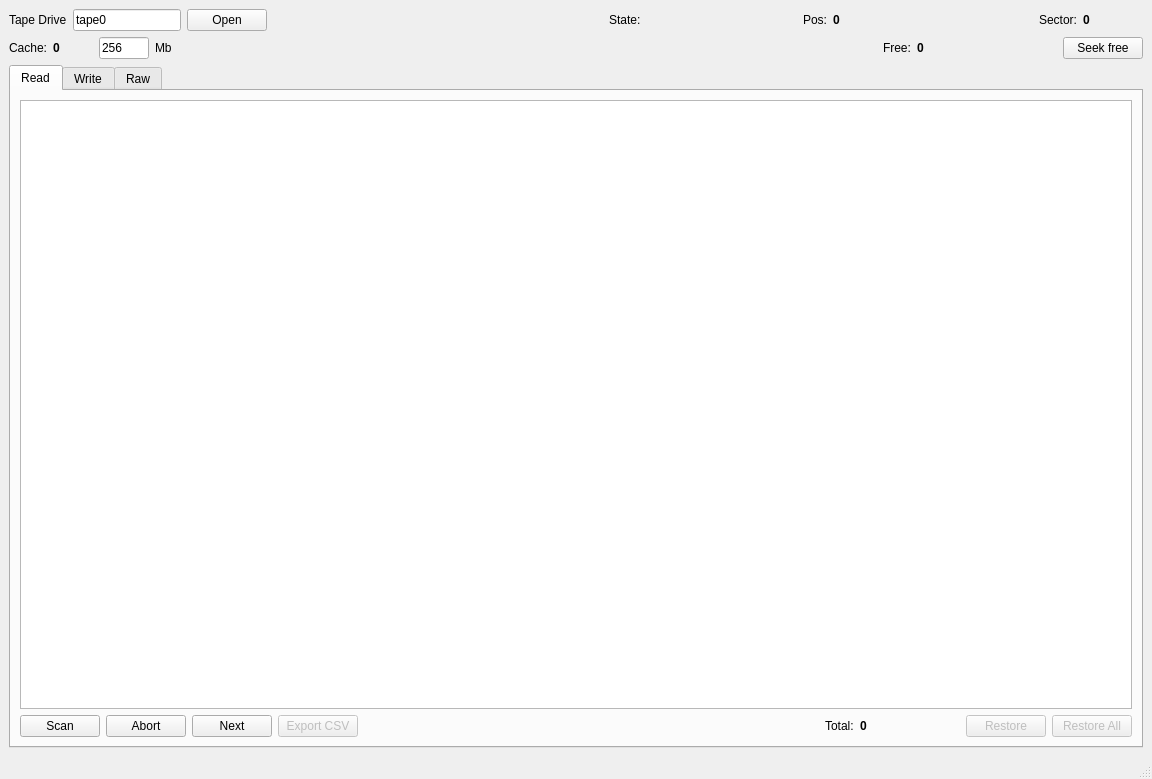
The window that mainwindow.ui (morozanime/myTape) describes before a commit, drawn with Qt 5.
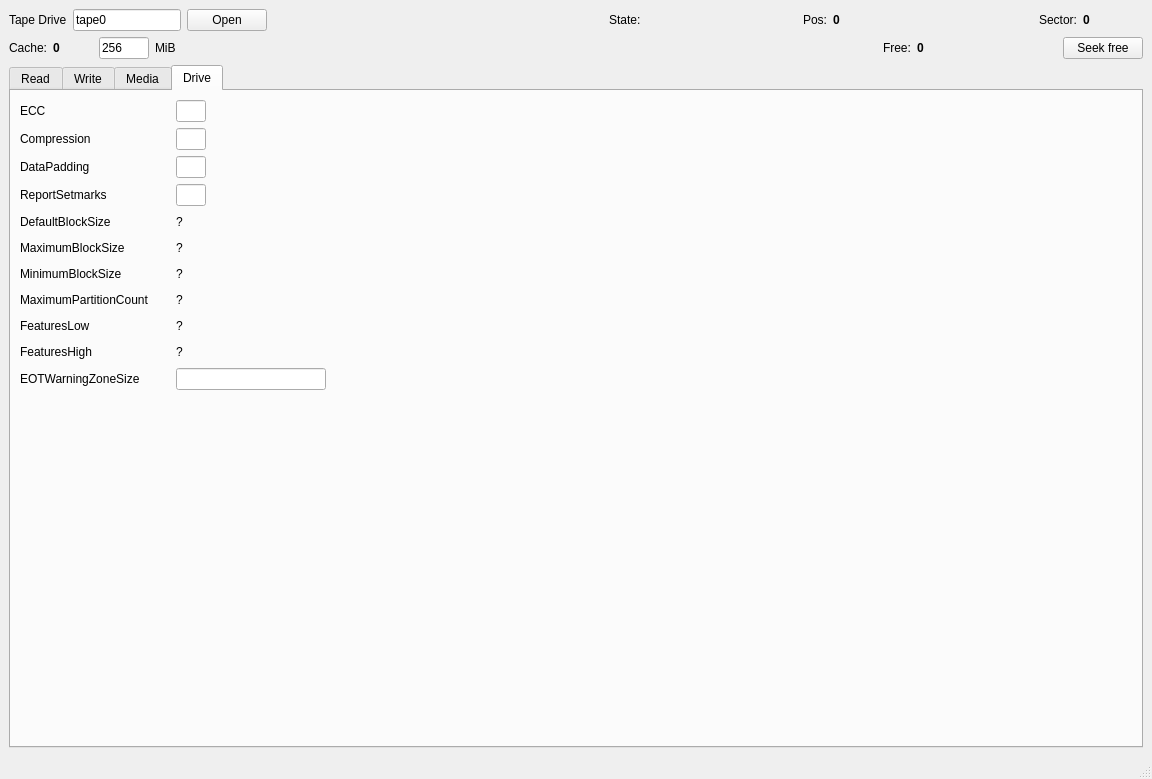
The same window after the commit.

```diff
--- a/mainwindow.ui
+++ b/mainwindow.ui
@@ -181,7 +181,7 @@
       <item>
        <widget class="QLabel" name="label_13">
         <property name="text">
-         <string>Mb</string>
+         <string>MiB</string>
         </property>
        </widget>
       </item>
@@ -236,7 +236,7 @@
     <item>
      <widget class="QTabWidget" name="tabWidget">
       <property name="currentIndex">
-       <number>0</number>
+       <number>3</number>
       </property>
       <widget class="QWidget" name="tabRead">
        <attribute name="title">
@@ -449,7 +449,7 @@
       </widget>
       <widget class="QWidget" name="tabRaw">
        <attribute name="title">
-        <string>Raw</string>
+        <string>Media</string>
        </attribute>
        <layout class="QVBoxLayout" name="verticalLayout_3">
         <item>
@@ -787,6 +787,634 @@
         </item>
        </layout>
       </widget>
+      <widget class="QWidget" name="tabDrive">
+       <attribute name="title">
+        <string>Drive</string>
+       </attribute>
+       <layout class="QVBoxLayout" name="verticalLayout_5">
+        <item>
+         <layout class="QHBoxLayout" name="horizontalLayout_12">
+          <item>
+           <widget class="QLabel" name="label_15">
+            <property name="sizePolicy">
+             <sizepolicy hsizetype="Preferred" vsizetype="Preferred">
+              <horstretch>0</horstretch>
+              <verstretch>0</verstretch>
+             </sizepolicy>
+            </property>
+            <property name="minimumSize">
+             <size>
+              <width>150</width>
+              <height>0</height>
+             </size>
+            </property>
+            <property name="maximumSize">
+             <size>
+              <width>150</width>
+              <height>16777215</height>
+             </size>
+            </property>
+            <property name="text">
+             <string>ECC</string>
+            </property>
+           </widget>
+          </item>
+          <item>
+           <widget class="QLineEdit" name="lineEdit_DriveInfoECC">
+            <property name="sizePolicy">
+             <sizepolicy hsizetype="Fixed" vsizetype="Fixed">
+              <horstretch>0</horstretch>
+              <verstretch>0</verstretch>
+             </sizepolicy>
+            </property>
+            <property name="maximumSize">
+             <size>
+              <width>30</width>
+              <height>16777215</height>
+             </size>
+            </property>
+           </widget>
+          </item>
+          <item>
+           <spacer name="horizontalSpacer_13">
+            <property name="orientation">
+             <enum>Qt::Horizontal</enum>
+            </property>
+            <property name="sizeHint" stdset="0">
+             <size>
+              <width>40</width>
+              <height>20</height>
+             </size>
+            </property>
+           </spacer>
+          </item>
+         </layout>
+        </item>
+        <item>
+         <layout class="QHBoxLayout" name="horizontalLayout_13">
+          <item>
+           <widget class="QLabel" name="label_16">
+            <property name="sizePolicy">
+             <sizepolicy hsizetype="Preferred" vsizetype="Preferred">
+              <horstretch>0</horstretch>
+              <verstretch>0</verstretch>
+             </sizepolicy>
+            </property>
+            <property name="minimumSize">
+             <size>
+              <width>150</width>
+              <height>0</height>
+             </size>
+            </property>
+            <property name="maximumSize">
+             <size>
+              <width>150</width>
+              <height>16777215</height>
+             </size>
+            </property>
+            <property name="text">
+             <string>Compression</string>
+            </property>
+           </widget>
+          </item>
+          <item>
+           <widget class="QLineEdit" name="lineEdit_DriveInfoCompression">
+            <property name="sizePolicy">
+             <sizepolicy hsizetype="Fixed" vsizetype="Fixed">
+              <horstretch>0</horstretch>
+              <verstretch>0</verstretch>
+             </sizepolicy>
+            </property>
+            <property name="maximumSize">
+             <size>
+              <width>30</width>
+              <height>16777215</height>
+             </size>
+            </property>
+           </widget>
+          </item>
+          <item>
+           <spacer name="horizontalSpacer_14">
+            <property name="orientation">
+             <enum>Qt::Horizontal</enum>
+            </property>
+            <property name="sizeHint" stdset="0">
+             <size>
+              <width>40</width>
+              <height>20</height>
+             </size>
+            </property>
+           </spacer>
+          </item>
+         </layout>
+        </item>
+        <item>
+         <layout class="QHBoxLayout" name="horizontalLayout_14">
+          <item>
+           <widget class="QLabel" name="label_17">
+            <property name="minimumSize">
+             <size>
+              <width>150</width>
+              <height>0</height>
+             </size>
+            </property>
+            <property name="maximumSize">
+             <size>
+              <width>150</width>
+              <height>16777215</height>
+             </size>
+            </property>
+            <property name="text">
+             <string>DataPadding</string>
+            </property>
+           </widget>
+          </item>
+          <item>
+           <widget class="QLineEdit" name="lineEdit_DriveInfoDataPadding">
+            <property name="sizePolicy">
+             <sizepolicy hsizetype="Fixed" vsizetype="Fixed">
+              <horstretch>0</horstretch>
+              <verstretch>0</verstretch>
+             </sizepolicy>
+            </property>
+            <property name="maximumSize">
+             <size>
+              <width>30</width>
+              <height>16777215</height>
+             </size>
+            </property>
+           </widget>
+          </item>
+          <item>
+           <spacer name="horizontalSpacer_15">
+            <property name="orientation">
+             <enum>Qt::Horizontal</enum>
+            </property>
+            <property name="sizeHint" stdset="0">
+             <size>
+              <width>40</width>
+              <height>20</height>
+             </size>
+            </property>
+           </spacer>
+          </item>
+         </layout>
+        </item>
+        <item>
+         <layout class="QHBoxLayout" name="horizontalLayout_15">
+          <item>
+           <widget class="QLabel" name="label_18">
+            <property name="minimumSize">
+             <size>
+              <width>150</width>
+              <height>0</height>
+             </size>
+            </property>
+            <property name="maximumSize">
+             <size>
+              <width>150</width>
+              <height>16777215</height>
+             </size>
+            </property>
+            <property name="text">
+             <string>ReportSetmarks</string>
+            </property>
+           </widget>
+          </item>
+          <item>
+           <widget class="QLineEdit" name="lineEdit_DriveInfoReportSetmarks">
+            <property name="sizePolicy">
+             <sizepolicy hsizetype="Fixed" vsizetype="Fixed">
+              <horstretch>0</horstretch>
+              <verstretch>0</verstretch>
+             </sizepolicy>
+            </property>
+            <property name="maximumSize">
+             <size>
+              <width>30</width>
+              <height>16777215</height>
+             </size>
+            </property>
+           </widget>
+          </item>
+          <item>
+           <spacer name="horizontalSpacer_16">
+            <property name="orientation">
+             <enum>Qt::Horizontal</enum>
+            </property>
+            <property name="sizeHint" stdset="0">
+             <size>
+              <width>40</width>
+              <height>20</height>
+             </size>
+            </property>
+           </spacer>
+          </item>
+         </layout>
+        </item>
+        <item>
+         <layout class="QHBoxLayout" name="horizontalLayout_16">
+          <item>
+           <widget class="QLabel" name="label_19">
+            <property name="minimumSize">
+             <size>
+              <width>150</width>
+              <height>0</height>
+             </size>
+            </property>
+            <property name="maximumSize">
+             <size>
+              <width>150</width>
+              <height>16777215</height>
+             </size>
+            </property>
+            <property name="text">
+             <string>DefaultBlockSize</string>
+            </property>
+           </widget>
+          </item>
+          <item>
+           <widget class="QLabel" name="label_DriveInfoDefaultBlockSize">
+            <property name="minimumSize">
+             <size>
+              <width>150</width>
+              <height>0</height>
+             </size>
+            </property>
+            <property name="maximumSize">
+             <size>
+              <width>150</width>
+              <height>16777215</height>
+             </size>
+            </property>
+            <property name="text">
+             <string>?</string>
+            </property>
+           </widget>
+          </item>
+          <item>
+           <spacer name="horizontalSpacer_17">
+            <property name="orientation">
+             <enum>Qt::Horizontal</enum>
+            </property>
+            <property name="sizeHint" stdset="0">
+             <size>
+              <width>40</width>
+              <height>20</height>
+             </size>
+            </property>
+           </spacer>
+          </item>
+         </layout>
+        </item>
+        <item>
+         <layout class="QHBoxLayout" name="horizontalLayout_17">
+          <item>
+           <widget class="QLabel" name="label_20">
+            <property name="minimumSize">
+             <size>
+              <width>150</width>
+              <height>0</height>
+             </size>
+            </property>
+            <property name="maximumSize">
+             <size>
+              <width>150</width>
+              <height>16777215</height>
+             </size>
+            </property>
+            <property name="text">
+             <string>MaximumBlockSize</string>
+            </property>
+           </widget>
+          </item>
+          <item>
+           <widget class="QLabel" name="label_DriveInfoMaximumBlockSize">
+            <property name="minimumSize">
+             <size>
+              <width>150</width>
+              <height>0</height>
+             </size>
+            </property>
+            <property name="maximumSize">
+             <size>
+              <width>150</width>
+              <height>16777215</height>
+             </size>
+            </property>
+            <property name="text">
+             <string>?</string>
+            </property>
+           </widget>
+          </item>
+          <item>
+           <spacer name="horizontalSpacer_18">
+            <property name="orientation">
+             <enum>Qt::Horizontal</enum>
+            </property>
+            <property name="sizeHint" stdset="0">
+             <size>
+              <width>40</width>
+              <height>20</height>
+             </size>
+            </property>
+           </spacer>
+          </item>
+         </layout>
+        </item>
+        <item>
+         <layout class="QHBoxLayout" name="horizontalLayout_23">
+          <item>
+           <widget class="QLabel" name="label_21">
+            <property name="minimumSize">
+             <size>
+              <width>150</width>
+              <height>0</height>
+             </size>
+            </property>
+            <property name="maximumSize">
+             <size>
+              <width>150</width>
+              <height>16777215</height>
+             </size>
+            </property>
+            <property name="text">
+             <string>MinimumBlockSize</string>
+            </property>
+           </widget>
+          </item>
+          <item>
+           <widget class="QLabel" name="label_DriveInfoMinimumBlockSize">
+            <property name="minimumSize">
+             <size>
+              <width>150</width>
+              <height>0</height>
+             </size>
+            </property>
+            <property name="maximumSize">
+             <size>
+              <width>150</width>
+              <height>16777215</height>
+             </size>
+            </property>
+            <property name="text">
+             <string>?</string>
+            </property>
+           </widget>
+          </item>
+          <item>
+           <spacer name="horizontalSpacer_19">
+            <property name="orientation">
+             <enum>Qt::Horizontal</enum>
+            </property>
+            <property name="sizeHint" stdset="0">
+             <size>
+              <width>40</width>
+              <height>20</height>
+             </size>
+            </property>
+           </spacer>
+          </item>
+         </layout>
+        </item>
+        <item>
+         <layout class="QHBoxLayout" name="horizontalLayout_19">
+          <item>
+           <widget class="QLabel" name="label_22">
+            <property name="minimumSize">
+             <size>
+              <width>150</width>
+              <height>0</height>
+             </size>
+            </property>
+            <property name="maximumSize">
+             <size>
+              <width>150</width>
+              <height>16777215</height>
+             </size>
+            </property>
+            <property name="text">
+             <string>MaximumPartitionCount</string>
+            </property>
+           </widget>
+          </item>
+          <item>
+           <widget class="QLabel" name="label_DriveInfoMaximumPartitionCount">
+            <property name="minimumSize">
+             <size>
+              <width>30</width>
+              <height>0</height>
+             </size>
+            </property>
+            <property name="maximumSize">
+             <size>
+              <width>30</width>
+              <height>16777215</height>
+             </size>
+            </property>
+            <property name="text">
+             <string>?</string>
+            </property>
+           </widget>
+          </item>
+          <item>
+           <spacer name="horizontalSpacer_20">
+            <property name="orientation">
+             <enum>Qt::Horizontal</enum>
+            </property>
+            <property name="sizeHint" stdset="0">
+             <size>
+              <width>40</width>
+              <height>20</height>
+             </size>
+            </property>
+           </spacer>
+          </item>
+         </layout>
+        </item>
+        <item>
+         <layout class="QHBoxLayout" name="horizontalLayout_20">
+          <item>
+           <widget class="QLabel" name="label_23">
+            <property name="minimumSize">
+             <size>
+              <width>150</width>
+              <height>0</height>
+             </size>
+            </property>
+            <property name="maximumSize">
+             <size>
+              <width>150</width>
+              <height>16777215</height>
+             </size>
+            </property>
+            <property name="text">
+             <string>FeaturesLow</string>
+            </property>
+           </widget>
+          </item>
+          <item>
+           <widget class="QLabel" name="label_DriveInfoFeaturesLow">
+            <property name="minimumSize">
+             <size>
+              <width>150</width>
+              <height>0</height>
+             </size>
+            </property>
+            <property name="maximumSize">
+             <size>
+              <width>150</width>
+              <height>16777215</height>
+             </size>
+            </property>
+            <property name="text">
+             <string>?</string>
+            </property>
+           </widget>
+          </item>
+          <item>
+           <spacer name="horizontalSpacer_21">
+            <property name="orientation">
+             <enum>Qt::Horizontal</enum>
+            </property>
+            <property name="sizeHint" stdset="0">
+             <size>
+              <width>40</width>
+              <height>20</height>
+             </size>
+            </property>
+           </spacer>
+          </item>
+         </layout>
+        </item>
+        <item>
+         <layout class="QHBoxLayout" name="horizontalLayout_21">
+          <item>
+           <widget class="QLabel" name="label_24">
+            <property name="minimumSize">
+             <size>
+              <width>150</width>
+              <height>0</height>
+             </size>
+            </property>
+            <property name="maximumSize">
+             <size>
+              <width>150</width>
+              <height>16777215</height>
+             </size>
+            </property>
+            <property name="text">
+             <string>FeaturesHigh</string>
+            </property>
+           </widget>
+          </item>
+          <item>
+           <widget class="QLabel" name="label_DriveInfoFeaturesHigh">
+            <property name="minimumSize">
+             <size>
+              <width>150</width>
+              <height>0</height>
+             </size>
+            </property>
+            <property name="maximumSize">
+             <size>
+              <width>150</width>
+              <height>16777215</height>
+             </size>
+            </property>
+            <property name="text">
+             <string>?</string>
+            </property>
+           </widget>
+          </item>
+          <item>
+           <spacer name="horizontalSpacer_22">
+            <property name="orientation">
+             <enum>Qt::Horizontal</enum>
+            </property>
+            <property name="sizeHint" stdset="0">
+             <size>
+              <width>40</width>
+              <height>20</height>
+             </size>
+            </property>
+           </spacer>
+          </item>
+         </layout>
+        </item>
+        <item>
+         <layout class="QHBoxLayout" name="horizontalLayout_22">
+          <item>
+           <widget class="QLabel" name="label_25">
+            <property name="minimumSize">
+             <size>
+              <width>150</width>
+              <height>0</height>
+             </size>
+            </property>
+            <property name="maximumSize">
+             <size>
+              <width>150</width>
+              <height>16777215</height>
+             </size>
+            </property>
+            <property name="text">
+             <string>EOTWarningZoneSize</string>
+            </property>
+           </widget>
+          </item>
+          <item>
+           <widget class="QLineEdit" name="lineEdit_DriveInfoEOTWarningZoneSize">
+            <property name="sizePolicy">
+             <sizepolicy hsizetype="Fixed" vsizetype="Fixed">
+              <horstretch>0</horstretch>
+              <verstretch>0</verstretch>
+             </sizepolicy>
+            </property>
+            <property name="minimumSize">
+             <size>
+              <width>150</width>
+              <height>0</height>
+             </size>
+            </property>
+            <property name="maximumSize">
+             <size>
+              <width>150</width>
+              <height>16777215</height>
+             </size>
+            </property>
+           </widget>
+          </item>
+          <item>
+           <spacer name="horizontalSpacer_23">
+            <property name="orientation">
+             <enum>Qt::Horizontal</enum>
+            </property>
+            <property name="sizeHint" stdset="0">
+             <size>
+              <width>40</width>
+              <height>20</height>
+             </size>
+            </property>
+           </spacer>
+          </item>
+         </layout>
+        </item>
+        <item>
+         <spacer name="verticalSpacer_2">
+          <property name="orientation">
+           <enum>Qt::Vertical</enum>
+          </property>
+          <property name="sizeHint" stdset="0">
+           <size>
+            <width>20</width>
+            <height>303</height>
+           </size>
+          </property>
+         </spacer>
+        </item>
+       </layout>
+      </widget>
      </widget>
     </item>
    </layout>
```
Left out of the diff: 2 changed lines with no effect on the pictures.
